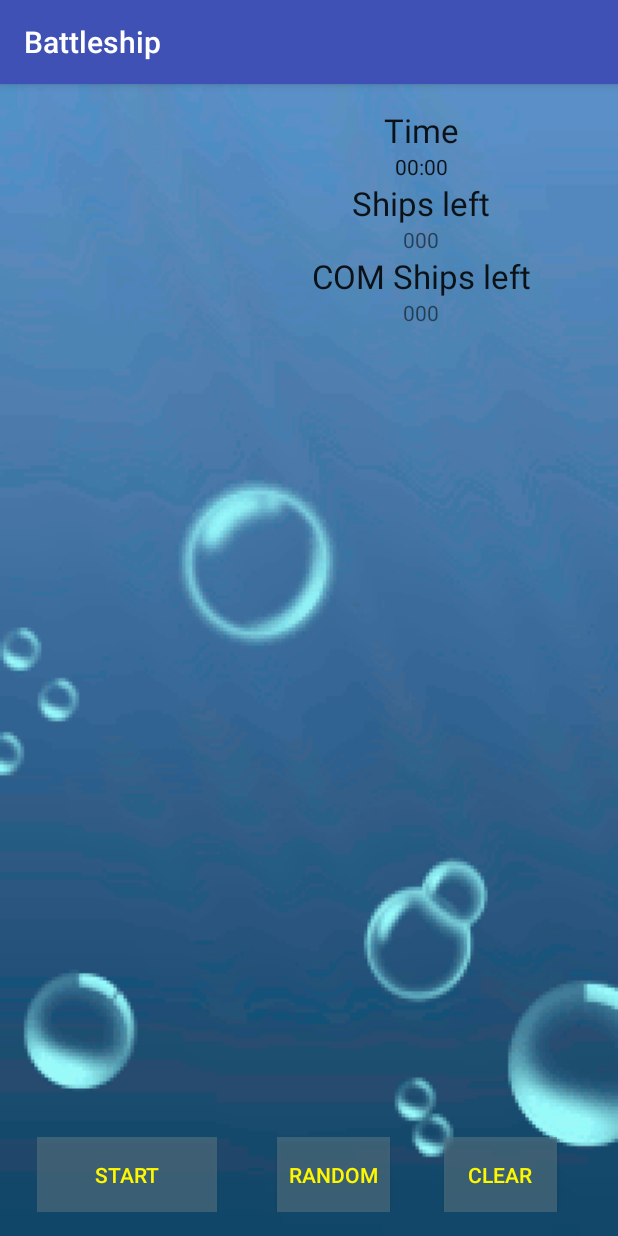
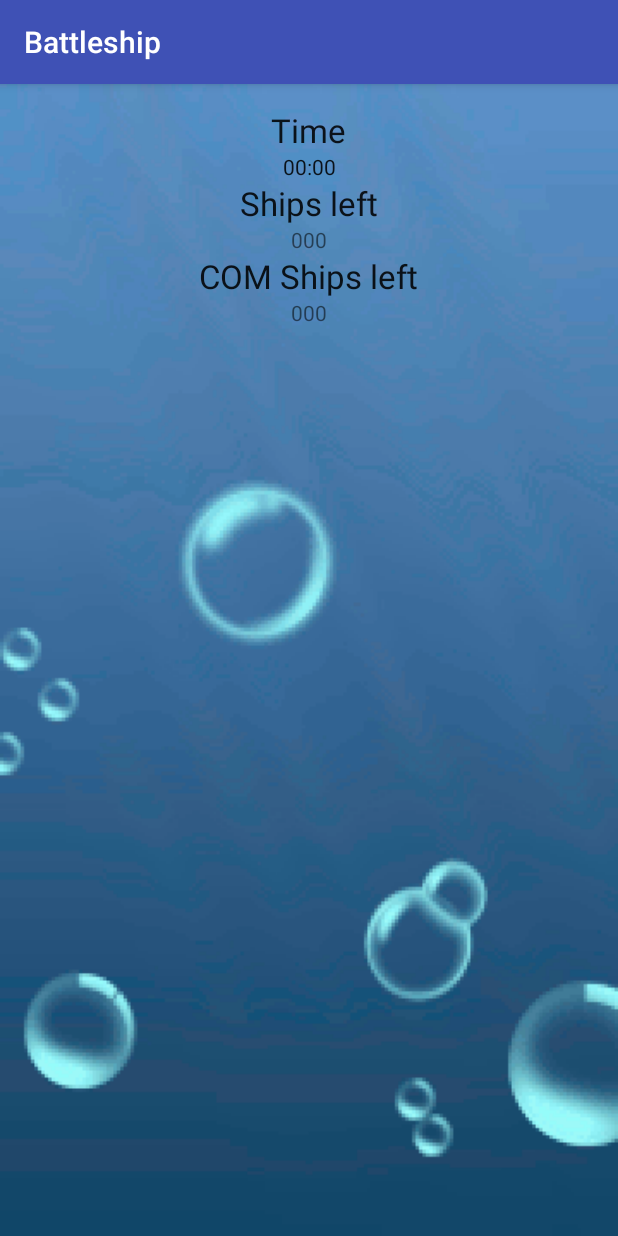
Before and after one commit to urielShtainfeld/BattleShip-android-V2, an Android app: the Game screen opened directly, with no data from a screen before it, after a tap on "START", on a phone screen of 412 x 824 dp. Run offline under Robolectric (Android 15) with nearby library versions, the phone set to English and light mode, and no system bars; 4 statements that could not run were skipped.

Commit message:
add futears

```diff
--- a/app/src/main/java/com/example/ushtinfeld/battleship_uriel/Game.java
+++ b/app/src/main/java/com/example/ushtinfeld/battleship_uriel/Game.java
@@ -51,6 +51,8 @@ public class Game extends AppCompatActivity implements CellListener, View.OnClic
             int col = cell.getCol();
             int row = cell.getRow();
             controller.setShips(col, row,this,controller);
+        }else{
+
         }
     }
 
@@ -67,16 +69,19 @@ public class Game extends AppCompatActivity implements CellListener, View.OnClic
                 controller.setRandomMode(false);
                 break;
             case R.id.Start:
+                startBtn.setVisibility(View.GONE);
+                randomBtn.setVisibility(View.GONE);
+                clearBtn.setVisibility(View.GONE);
                 controller.setSetMode(false);
                 controller.createUserBoard(this,controller);
-               /*controller.clearBoard(this,controller);
+                controller.clearBoard(this,controller);
                 controller.setRandomMode(true);
                 controller.setCompBoard(true);
                 controller.setShipsRandom(this,controller);
                 controller.setRandomMode(false);
                 controller.setCompBoard(false);
-                */
                 break;
+
         }
     }
 
--- a/app/src/main/res/layout/activity_game.xml
+++ b/app/src/main/res/layout/activity_game.xml
@@ -23,8 +23,8 @@
 
         <RelativeLayout xmlns:android="http://schemas.android.com/apk/res/android"
             android:id="@+id/userBoard"
-            android:layout_width="150dp"
-            android:layout_height="150dp"
+            android:layout_width="wrap_content"
+            android:layout_height="wrap_content"
             android:layout_alignParentBottom="true"
             android:layout_alignParentStart="true"
             android:stretchColumns="*"></RelativeLayout>
```
Also changed, not shown: app/src/main/java/entities/GameController.java (+10 -3 lines), app/src/main/res/drawable-v24/blue_cell_user_board.png (deleted), app/src/main/res/drawable-v24/grey_user_board.png (deleted), app/src/main/res/drawable/blue15x15.png (added), app/src/main/res/drawable/grey15x15.png (added).
